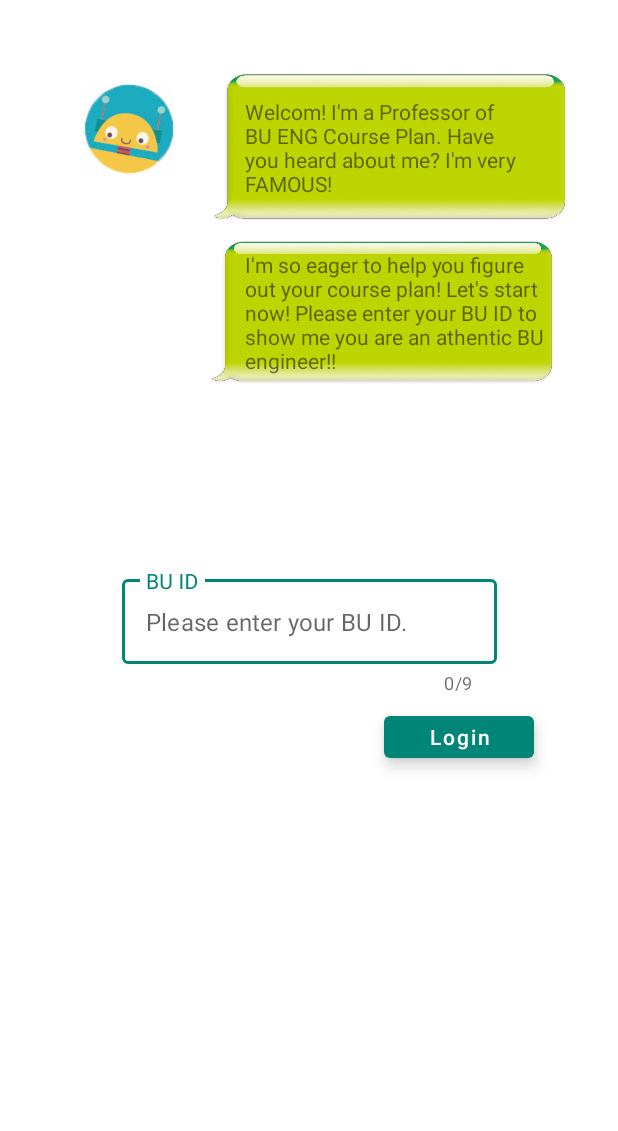
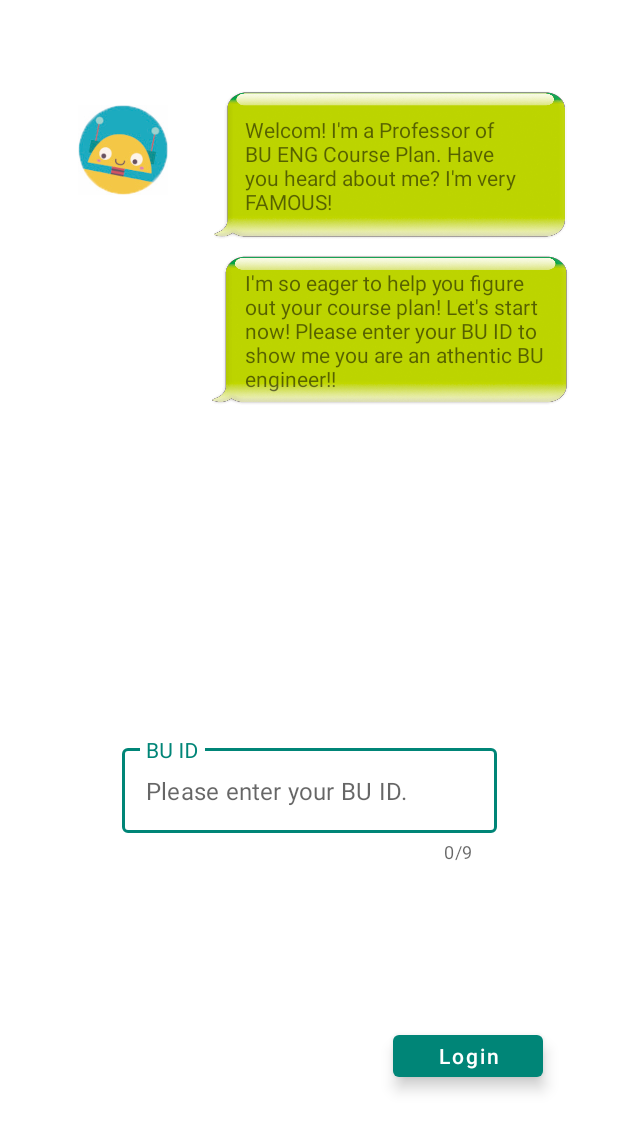
Before and after one commit to MengtingSong/Course_Suggestion_Chatbot, an Android app: the screen it shows after launch (Login), on a phone screen of 412 x 824 dp. Shown: the top 1131 px of the screen. Run offline under Robolectric (Android 15) with nearby library versions, the phone set to English and light mode, and no system bars.

Commit message:
Final Layout

```diff
--- a/app/src/main/res/layout/activity_login.xml
+++ b/app/src/main/res/layout/activity_login.xml
@@ -1,20 +1,8 @@
-<?xml version="1.0" encoding="utf-8"?>
-<ScrollView xmlns:android="http://schemas.android.com/apk/res/android"
+<android.support.constraint.ConstraintLayout xmlns:android="http://schemas.android.com/apk/res/android"
     xmlns:app="http://schemas.android.com/apk/res-auto"
     xmlns:tools="http://schemas.android.com/tools"
     android:layout_width="match_parent"
-    android:layout_height="match_parent"
-    android:background="@color/loginPageBackgroundColor">
-
-    <android.support.constraint.ConstraintLayout
-        android:id="@+id/linearLayout"
-        android:layout_width="match_parent"
-        android:layout_height="match_parent"
-        android:clipChildren="false"
-        android:clipToPadding="false"
-        android:orientation="vertical"
-        android:padding="24dp"
-        android:paddingTop="16dp">
+    android:layout_height="match_parent">
 
     <ImageView
         android:id="@+id/icon"
@@ -22,9 +10,9 @@
         android:layout_height="60dp"
         android:layout_marginStart="24dp"
         android:layout_marginLeft="24dp"
-            android:layout_marginTop="32dp"
-            android:layout_marginEnd="40dp"
-            android:layout_marginRight="40dp"
+        android:layout_marginTop="70dp"
+        android:layout_marginEnd="24dp"
+        android:layout_marginRight="24dp"
         app:layout_constraintEnd_toStartOf="@+id/textView4"
         app:layout_constraintHorizontal_chainStyle="spread"
         app:layout_constraintStart_toStartOf="parent"
@@ -37,9 +25,9 @@
         android:id="@+id/chatbubble"
         android:layout_width="240dp"
         android:layout_height="100dp"
-            android:layout_marginTop="24dp"
-            android:layout_marginEnd="8dp"
-            android:layout_marginRight="8dp"
+        android:layout_marginTop="60dp"
+        android:layout_marginEnd="32dp"
+        android:layout_marginRight="32dp"
         app:layout_constraintEnd_toEndOf="parent"
         app:layout_constraintTop_toTopOf="parent"
         app:srcCompat="@drawable/chatbubble" />
@@ -62,7 +50,7 @@
 
     <ImageView
         android:id="@+id/chatbubble2"
-            android:layout_width="230dp"
+        android:layout_width="240dp"
         android:layout_height="120dp"
         android:src="@drawable/chatbubble"
         app:layout_constraintStart_toStartOf="@+id/chatbubble"
@@ -84,7 +72,7 @@
         android:layout_width="250dp"
         android:layout_height="wrap_content"
         android:layout_marginTop="130dp"
-            android:layout_marginBottom="100dp"
+        android:layout_marginBottom="140dp"
         android:hint="@string/id"
         app:counterEnabled="true"
         app:counterMaxLength="9"
@@ -119,15 +107,12 @@
         android:layout_height="40dp"
         android:layout_alignParentEnd="true"
         android:layout_alignParentRight="true"
-            android:layout_marginEnd="32dp"
-            android:layout_marginRight="32dp"
-            android:layout_marginBottom="60dp"
+        android:layout_marginEnd="50dp"
+        android:layout_marginRight="50dp"
+        android:layout_marginBottom="100dp"
         android:text="Login"
         android:textAllCaps="false"
         android:textColorLink="@color/colorPrimary"
         app:layout_constraintBottom_toBottomOf="parent"
         app:layout_constraintEnd_toEndOf="parent" />
     </android.support.constraint.ConstraintLayout>
-
-
-</ScrollView>
```
Lines whose indentation alone changed are shown as unchanged.
